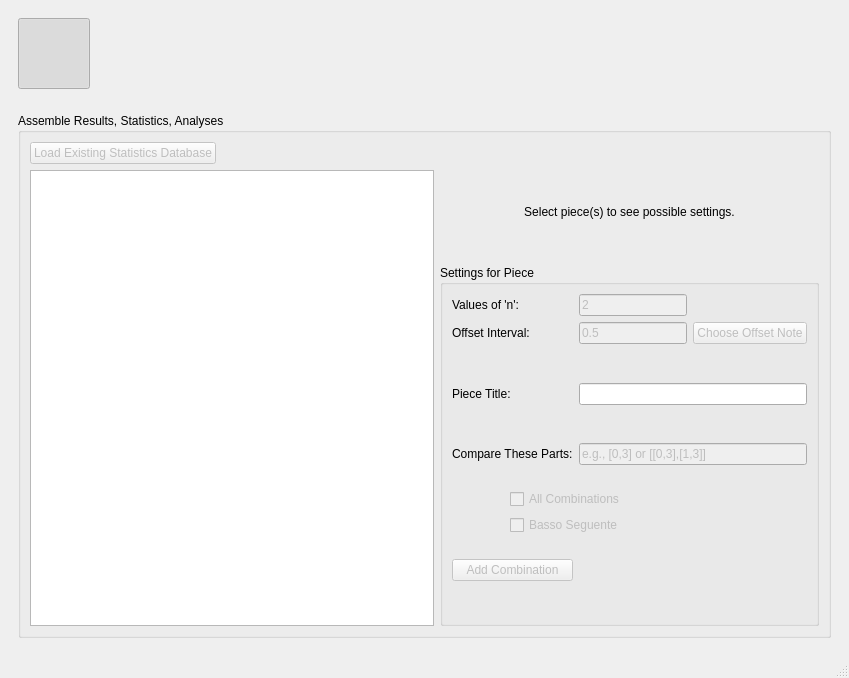
This is views/ui/main_window.ui in ELVIS-Project/vis-framework as Qt 5 draws it before an edit. The edited form follows.
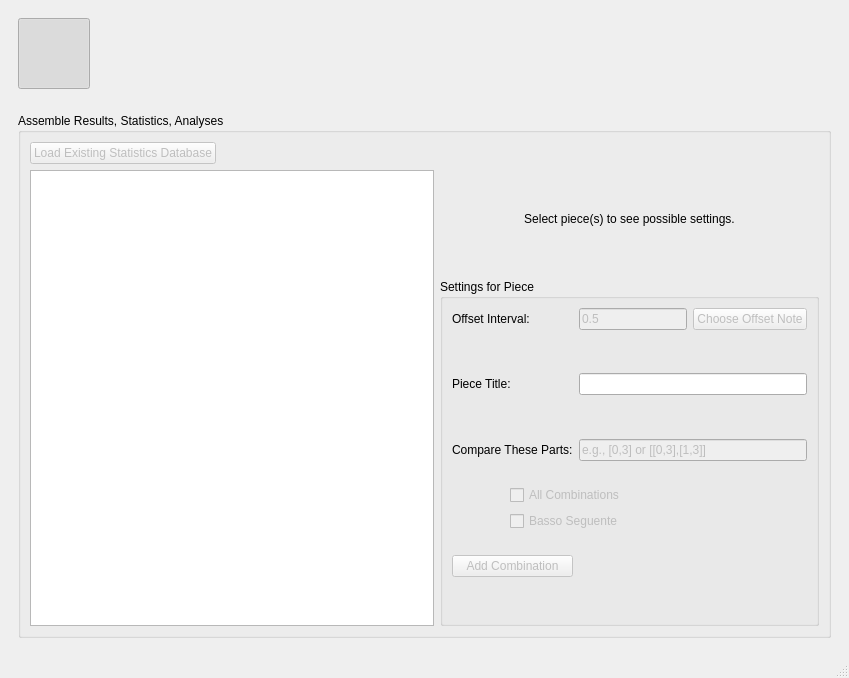
This is the edited form. Icons and pictures are not drawn.

Diff of the .ui file:
```diff
--- a/views/ui/main_window.ui
+++ b/views/ui/main_window.ui
@@ -372,7 +372,7 @@
               <string>Settings for Piece</string>
              </property>
              <layout class="QGridLayout" name="gridLayout_3">
-              <item row="5" column="1">
+              <item row="4" column="1">
                <spacer name="verticalSpacer">
                 <property name="orientation">
                  <enum>Qt::Vertical</enum>
@@ -385,7 +385,7 @@
                 </property>
                </spacer>
               </item>
-              <item row="8" column="1" colspan="2">
+              <item row="7" column="1" colspan="2">
                <spacer name="horizontalSpacer_8">
                 <property name="orientation">
                  <enum>Qt::Horizontal</enum>
@@ -398,7 +398,7 @@
                 </property>
                </spacer>
               </item>
-              <item row="8" column="0">
+              <item row="7" column="0">
                <widget class="QPushButton" name="btn_add_check_combo">
                 <property name="enabled">
                  <bool>false</bool>
@@ -409,32 +409,6 @@
                </widget>
               </item>
               <item row="0" column="1">
-               <widget class="QLineEdit" name="line_values_of_n">
-                <property name="enabled">
-                 <bool>false</bool>
-                </property>
-                <property name="inputMask">
-                 <string notr="true"/>
-                </property>
-                <property name="text">
-                 <string>2</string>
-                </property>
-                <property name="maxLength">
-                 <number>1024</number>
-                </property>
-                <property name="frame">
-                 <bool>true</bool>
-                </property>
-               </widget>
-              </item>
-              <item row="0" column="0">
-               <widget class="QLabel" name="lbl_values_of_n">
-                <property name="text">
-                 <string>Values of 'n':</string>
-                </property>
-               </widget>
-              </item>
-              <item row="1" column="1">
                <widget class="QLineEdit" name="line_offset_interval">
                 <property name="enabled">
                  <bool>false</bool>
@@ -450,14 +424,27 @@
                 </property>
                </widget>
               </item>
-              <item row="1" column="0">
+              <item row="0" column="0">
                <widget class="QLabel" name="lbl_offset_interval">
                 <property name="text">
                  <string>Offset Interval:</string>
                 </property>
                </widget>
               </item>
-              <item row="6" column="1" colspan="2">
+              <item row="8" column="1">
+               <spacer name="verticalSpacer_2">
+                <property name="orientation">
+                 <enum>Qt::Vertical</enum>
+                </property>
+                <property name="sizeHint" stdset="0">
+                 <size>
+                  <width>20</width>
+                  <height>40</height>
+                 </size>
+                </property>
+               </spacer>
+              </item>
+              <item row="5" column="1" colspan="2">
                <widget class="QLineEdit" name="line_compare_these_parts">
                 <property name="enabled">
                  <bool>false</bool>
@@ -470,14 +457,14 @@
                 </property>
                </widget>
               </item>
-              <item row="6" column="0">
+              <item row="5" column="0">
                <widget class="QLabel" name="lbl_compare_these_parts">
                 <property name="text">
                  <string>Compare These Parts:</string>
                 </property>
                </widget>
               </item>
-              <item row="1" column="2">
+              <item row="0" column="2">
                <widget class="QPushButton" name="btn_choose_note">
                 <property name="enabled">
                  <bool>false</bool>
@@ -487,8 +474,8 @@
                 </property>
                </widget>
               </item>
-              <item row="9" column="1">
-               <spacer name="verticalSpacer_2">
+              <item row="1" column="1">
+               <spacer name="verticalSpacer_6">
                 <property name="orientation">
                  <enum>Qt::Vertical</enum>
                 </property>
@@ -500,7 +487,7 @@
                 </property>
                </spacer>
               </item>
-              <item row="7" column="0" colspan="3">
+              <item row="6" column="0" colspan="3">
                <widget class="QWidget" name="widget_2" native="true">
                 <layout class="QHBoxLayout" name="horizontalLayout_9">
                  <item>
@@ -554,29 +541,16 @@
                 </layout>
                </widget>
               </item>
-              <item row="4" column="1" colspan="2">
+              <item row="3" column="1" colspan="2">
                <widget class="QLineEdit" name="line_piece_title"/>
               </item>
-              <item row="4" column="0">
+              <item row="3" column="0">
                <widget class="QLabel" name="lbl_piece_title">
                 <property name="text">
                  <string>Piece Title:</string>
                 </property>
                </widget>
               </item>
-              <item row="2" column="1">
-               <spacer name="verticalSpacer_6">
-                <property name="orientation">
-                 <enum>Qt::Vertical</enum>
-                </property>
-                <property name="sizeHint" stdset="0">
-                 <size>
-                  <width>20</width>
-                  <height>40</height>
-                 </size>
-                </property>
-               </spacer>
-              </item>
              </layout>
             </widget>
            </item>
```
